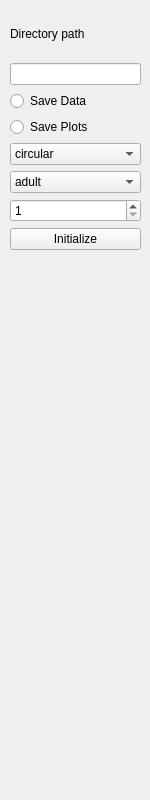
The window that src/Qt/designer/controls.ui (crowddynamics/crowddynamics) describes before a commit, drawn with Qt 5.
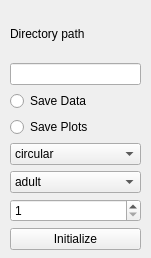
The same window after the commit.

```diff
--- a/src/Qt/designer/controls.ui
+++ b/src/Qt/designer/controls.ui
@@ -6,8 +6,8 @@
    <rect>
     <x>0</x>
     <y>0</y>
-    <width>150</width>
-    <height>800</height>
+    <width>151</width>
+    <height>258</height>
    </rect>
   </property>
   <property name="windowTitle">
```
Left out of the diff: 6 changed lines with no effect on the pictures.
